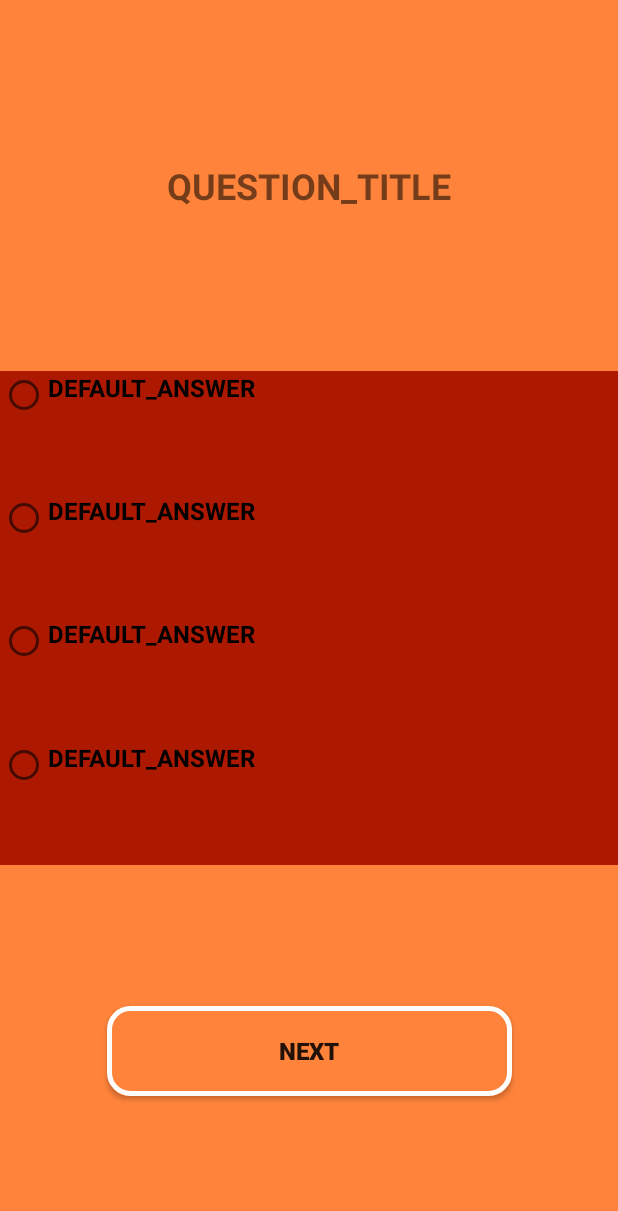
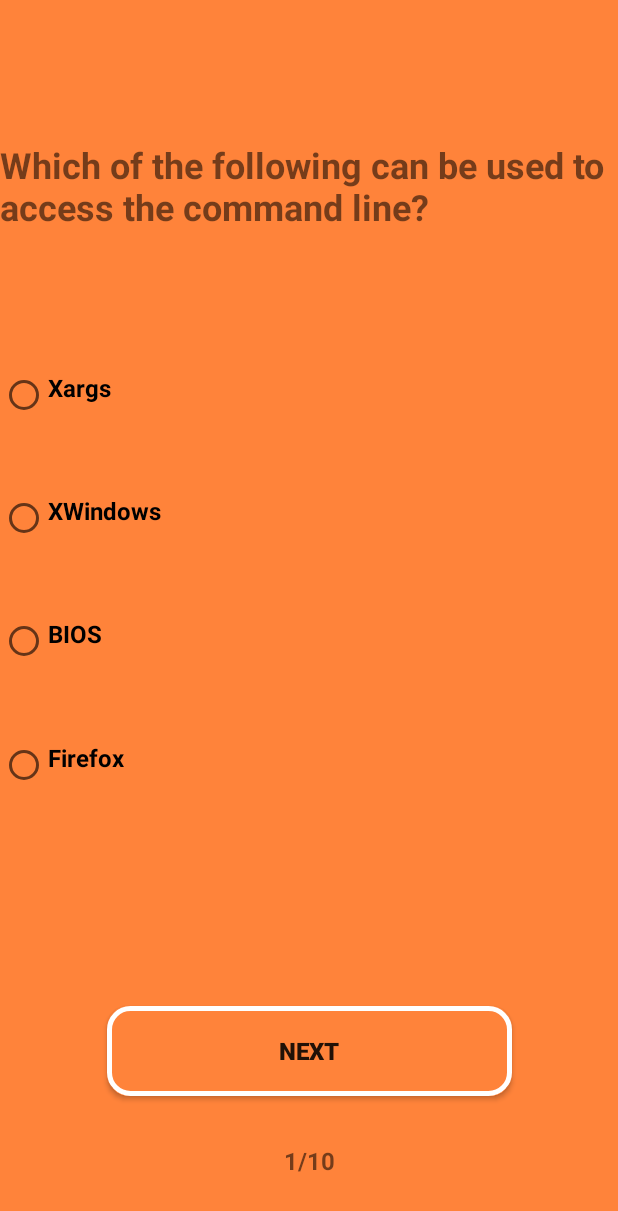
Before and after one commit to ofir-bar/01-LinuxEssentialsTrivia, an Android app: the QuestionsActivity screen opened directly, with no data from a screen before it, after a tap on "NEXT", on a phone screen of 412 x 824 dp. Shown: the top 1211 px of the screen. Run offline under Robolectric (Android 15) with nearby library versions, the phone set to English and light mode, and no system bars.

Commit message:
Populate Views with data
If this commit applies, RadioGroup will get Questions data from the QuestionsBank

```diff
--- a/app/src/main/java/com/mobile/a01_linuxessentialstrivia/data/QuestionsBank.kt
+++ b/app/src/main/java/com/mobile/a01_linuxessentialstrivia/data/QuestionsBank.kt
@@ -2,9 +2,9 @@ package com.mobile.a01_linuxessentialstrivia.data
 
 import com.mobile.a01_linuxessentialstrivia.model.Question
 
-class QuestionsBank(var questionsBank: Collection<Question>){
-    init {
-        questionsBank = listOf(
+object QuestionsBank{
+
+        private var questionsBank = listOf(
             Question("Which of the following can be used to access the command line?", listOf("Xargs", "XWindows", "BIOS", "Firefox", "Terminal")),
             Question("Which of the following is a Linux based operating system for use on mobile devices?", listOf("Android","CentOS", "IOS", "Debian")),
             Question("Where is the BIOS located?", listOf("RAM", "Motherboard", "Hard drive", "LCD Monitor")),
@@ -16,6 +16,14 @@ class QuestionsBank(var questionsBank: Collection<Question>){
             Question("Which Linux distribution is used as a basis for the creation of Ubuntu Linux?", listOf("Gentoo Linux", "Red Hat Linux", "Arch Linux", "SUSE Linux", "Debian Linux")),
             Question("Which function does a shell program serve?", listOf("It provides a graphical environment", "It is responsible for logging a user into the system", "It is responsible for logging a user into the system", "It receives user commands and executes them"))
         )
+
+
+    fun getInstanceAt(index: Int): Question{
+        return questionsBank[index]
+    }
+
+    fun getInstance(): Collection<Question>{
+        return questionsBank
     }
 
 }
--- a/app/src/main/java/com/mobile/a01_linuxessentialstrivia/model/Question.kt
+++ b/app/src/main/java/com/mobile/a01_linuxessentialstrivia/model/Question.kt
@@ -1,3 +1,3 @@
 package com.mobile.a01_linuxessentialstrivia.model
 
-data class Question(val question: String, val answers: List<String>)
+data class Question(val title: String, val answers: List<String>)
--- a/app/src/main/java/com/mobile/a01_linuxessentialstrivia/ui/QuestionsActivity.kt
+++ b/app/src/main/java/com/mobile/a01_linuxessentialstrivia/ui/QuestionsActivity.kt
@@ -1,19 +1,27 @@
 package com.mobile.a01_linuxessentialstrivia.ui
 
+import android.annotation.SuppressLint
 import android.support.v7.app.AppCompatActivity
 import android.os.Bundle
 import android.widget.RadioButton
 import android.widget.RadioGroup
 import com.mobile.a01_linuxessentialstrivia.R
+import com.mobile.a01_linuxessentialstrivia.data.QuestionsBank
 import kotlinx.android.synthetic.main.activity_questions.*
+import org.jetbrains.anko.startActivity
 import org.jetbrains.anko.toast
 
 
 class QuestionsActivity : AppCompatActivity() {
+    var currentQuestionIndex = 0
 
     override fun onCreate(savedInstanceState: Bundle?) {
         super.onCreate(savedInstanceState)
         setContentView(R.layout.activity_questions)
+
+        populateViewsWithData()
+        updateQuestionsProgress()
+        attachListenerOnNextButton()
 
         // Get a reference to RadioButton from the RadioGroup
         activity_questions__question_radio_button_group.setOnCheckedChangeListener(RadioGroup.OnCheckedChangeListener{ group, checkId ->
@@ -21,19 +29,57 @@ class QuestionsActivity : AppCompatActivity() {
             toast("On ${radio.text}")
         })
 
+
+    }
+
+    private fun populateViewsWithData(){
+
+        when {
+            currentQuestionIndex < QuestionsBank.getInstance().size -> {
+                val currentQuestion = QuestionsBank.getInstanceAt(currentQuestionIndex)
+                activity_questions__question_title.text = currentQuestion.title
+                activity_questions__question_radio_button_1.text = currentQuestion.answers[0]
+                activity_questions__question_radio_button_2.text = currentQuestion.answers[1]
+                activity_questions__question_radio_button_3.text = currentQuestion.answers[2]
+                activity_questions__question_radio_button_4.text = currentQuestion.answers[3]
+            }
+            currentQuestionIndex == QuestionsBank.getInstance().size -> startActivity<FinishActivity>()
+            else -> {
+                toast("Error")
+                finish()
+            }
+        }
+    }
+
+    private fun attachListenerOnNextButton(){
         activity_questions__next_button.setOnClickListener{
-            var id: Int = activity_questions__question_radio_button_group.checkedRadioButtonId
+            currentQuestionIndex++
 
-            if (id != -1){
-            val selectedRadio: RadioButton = findViewById(id)
-            toast("On next button click ${selectedRadio.text}")
+            val selectedQuestionId: Int = activity_questions__question_radio_button_group.checkedRadioButtonId
+
+            if (selectedQuestionId != -1){
+                // CheckSolution()
+
+                clearQuestionsSelection()
+                populateViewsWithData()
+                updateQuestionsProgress()
             }
             else{
                 toast(R.string.activity_questions__err_no_question_selected)
             }
         }
+    }
 
+    private fun clearQuestionsSelection(){
+        activity_questions__question_radio_button_1.isChecked = false
+        activity_questions__question_radio_button_2.isChecked = false
+        activity_questions__question_radio_button_3.isChecked = false
+        activity_questions__question_radio_button_4.isChecked = false
+    }
 
+    @SuppressLint("SetTextI18n")
+    private fun updateQuestionsProgress(){
+        activity_questions__progress_bar.text = "${currentQuestionIndex+1}/${QuestionsBank.getInstance().size}"
+    }
 
-    }
 }
--- a/app/src/main/res/layout/activity_questions.xml
+++ b/app/src/main/res/layout/activity_questions.xml
@@ -43,7 +43,6 @@
 			app:layout_constraintGuide_percent="0.7"/>
 
 	<RadioGroup
-			android:background="@color/colorPrimaryDark"
 			android:id="@+id/activity_questions__question_radio_button_group"
 			android:layout_width="@dimen/stretchToFill"
 			android:layout_height="@dimen/stretchToFill"
@@ -120,5 +119,17 @@
 			app:layout_constraintEnd_toEndOf="parent"
 			/>
 
+	<TextView
+			android:text="30/30"
+			android:textSize="@dimen/regularText"
+			android:layout_width="wrap_content"
+			android:layout_height="wrap_content"
+			android:id="@+id/activity_questions__progress_bar"
+			app:layout_constraintStart_toStartOf="@+id/activity_questions__next_button"
+			app:layout_constraintEnd_toEndOf="@+id/activity_questions__next_button"
+			app:layout_constraintTop_toBottomOf="@+id/activity_questions__next_button"
+			android:layout_marginBottom="8dp"
+			app:layout_constraintBottom_toBottomOf="parent"/>
+
 
 </android.support.constraint.ConstraintLayout>
```
